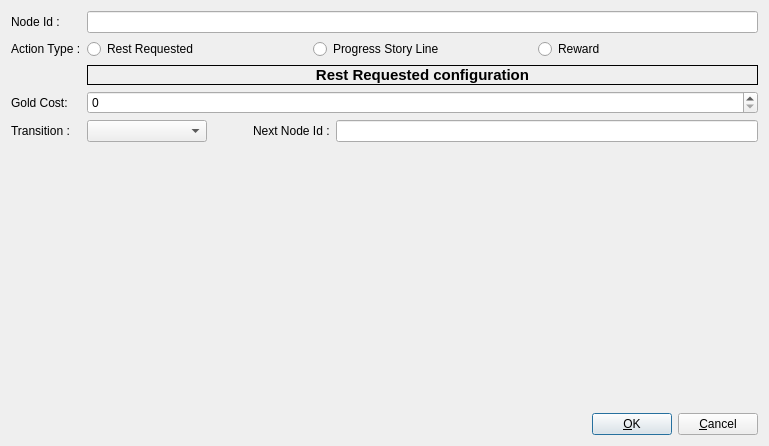
Qt form mapEditor/src/editConversationActionForm.ui (jeremydumais/TheWarrior) before a commit.
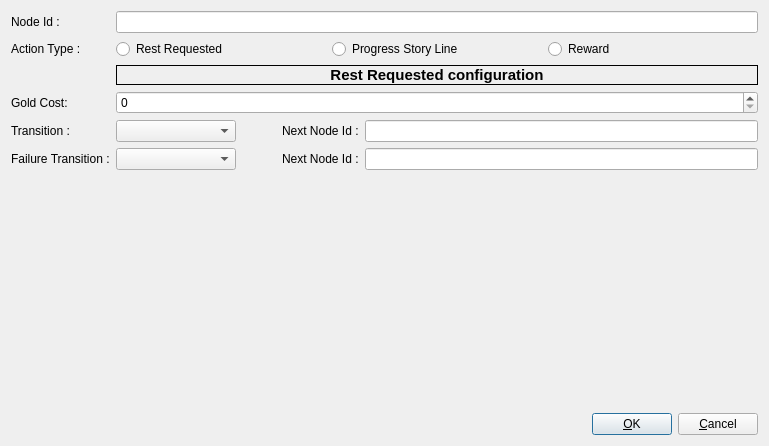
The same form after that commit. Icons and pictures are not drawn.

Commit message: feat: Completed the conversation scenario related forms

Diff of the .ui file:
```diff
--- a/mapEditor/src/editConversationActionForm.ui
+++ b/mapEditor/src/editConversationActionForm.ui
@@ -132,6 +132,13 @@
        </property>
       </widget>
      </item>
+     <item row="5" column="0">
+      <widget class="QLabel" name="labelFailureTransition">
+       <property name="text">
+        <string>Failure Transition :</string>
+       </property>
+      </widget>
+     </item>
      <item row="4" column="0">
       <widget class="QLabel" name="labelTransition">
        <property name="text">
@@ -139,6 +146,46 @@
        </property>
       </widget>
      </item>
+     <item row="5" column="1">
+      <layout class="QHBoxLayout" name="horizontalLayoutFailureTransition">
+       <item>
+        <widget class="QComboBox" name="comboBoxFailureTransitionType">
+         <property name="minimumSize">
+          <size>
+           <width>120</width>
+           <height>0</height>
+          </size>
+         </property>
+        </widget>
+       </item>
+       <item>
+        <spacer name="horizontalSpacerFailureTransition">
+         <property name="orientation">
+          <enum>Qt::Horizontal</enum>
+         </property>
+         <property name="sizeType">
+          <enum>QSizePolicy::Fixed</enum>
+         </property>
+         <property name="sizeHint" stdset="0">
+          <size>
+           <width>40</width>
+           <height>20</height>
+          </size>
+         </property>
+        </spacer>
+       </item>
+       <item>
+        <widget class="QLabel" name="labelFailureNextNodeId">
+         <property name="text">
+          <string>Next Node Id :</string>
+         </property>
+        </widget>
+       </item>
+       <item>
+        <widget class="QLineEdit" name="lineEditFailureNextNodeId"/>
+       </item>
+      </layout>
+     </item>
      <item row="4" column="1">
       <layout class="QHBoxLayout" name="horizontalLayout_3">
        <item>
```
Left out of the diff: 6 changed lines with no effect on the pictures. The commit also changes 19 other files.
